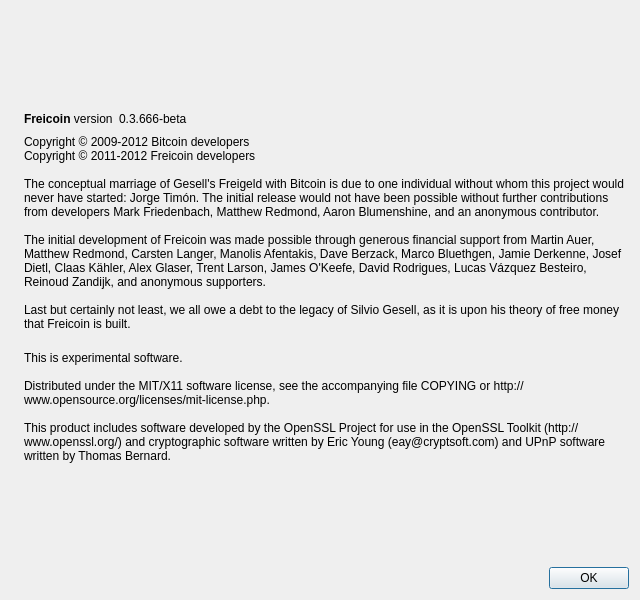
Qt form src/qt/forms/aboutdialog.ui (jlay11/sharecoin) before a commit.
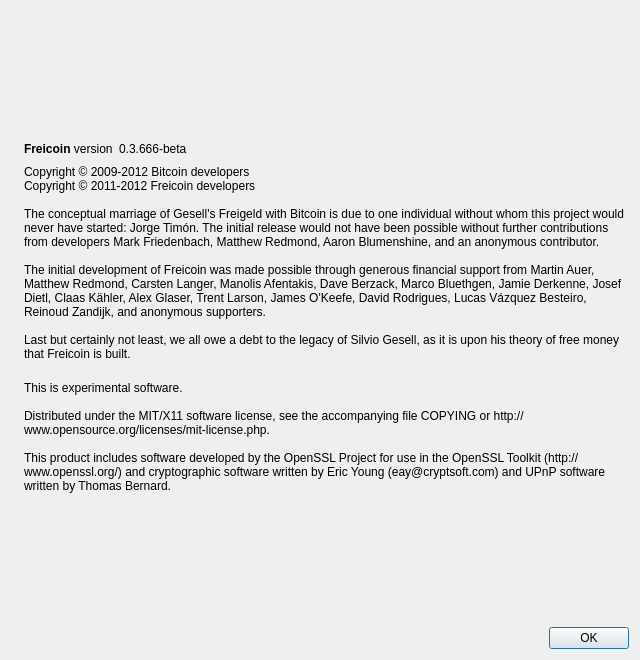
The same form after that commit. Icons and pictures are not drawn.

Commit message: [GUI] Increase height of About Freicoin dialog

What changed in the file:
```diff
--- a/src/qt/forms/aboutdialog.ui
+++ b/src/qt/forms/aboutdialog.ui
@@ -7,7 +7,7 @@
     <x>0</x>
     <y>0</y>
     <width>640</width>
-    <height>600</height>
+    <height>660</height>
    </rect>
   </property>
   <property name="windowTitle">
```
